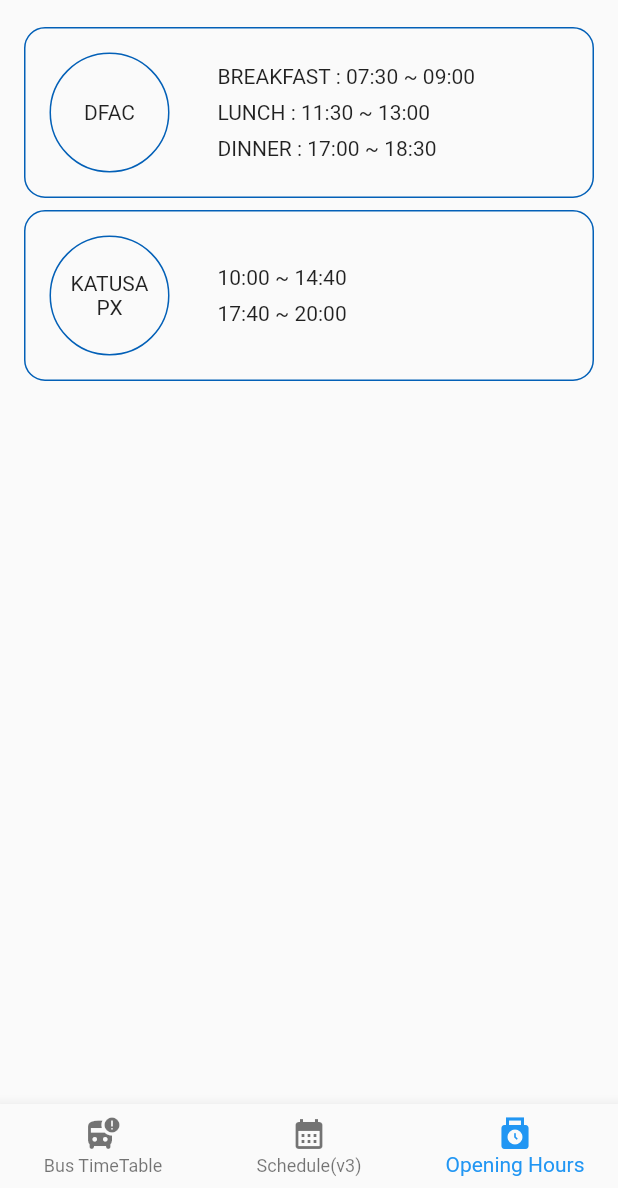
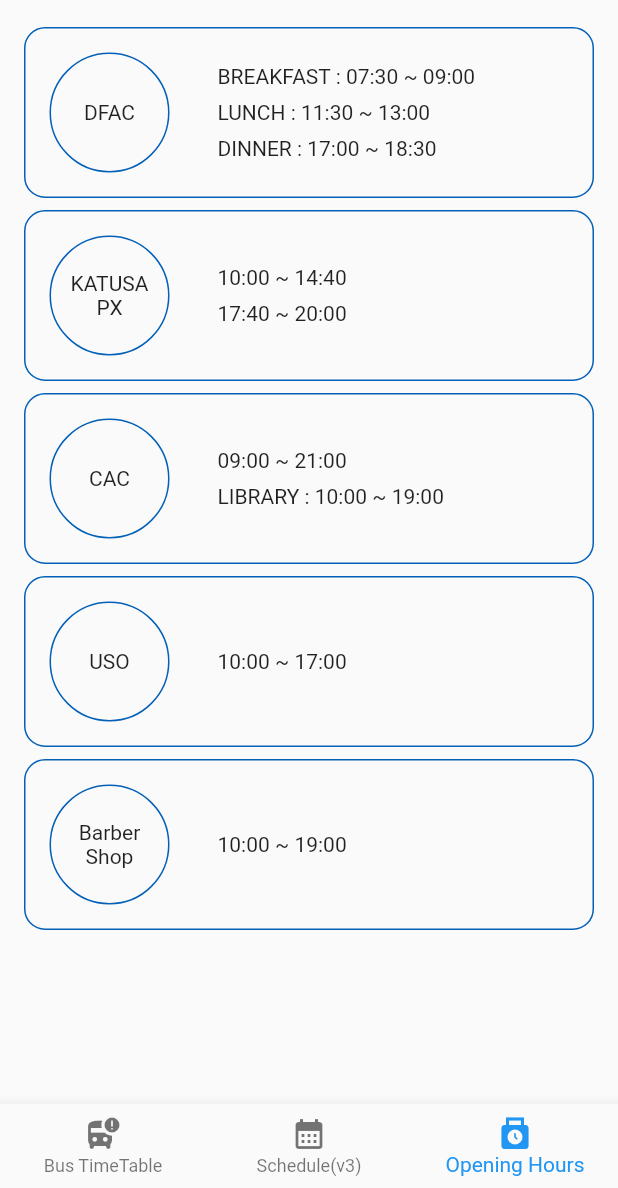
Before and after one commit to kohj1018/my_casey, a Flutter app: the screen it shows after launch, item 3 of the bottom bar chosen, on a phone screen of 412 x 824 dp, the part 48-1236 px from its top. Run offline on Flutter 3.47's test engine with Material 2 defaults, Android fonts, the phone set to English and light mode, and no system bars; our stand-ins replace easy_localization, shared_preferences, table_calendar.

Commit message:
[add] 운영 시간 추가

```diff
--- a/lib/component/opening_hours_card.dart
+++ b/lib/component/opening_hours_card.dart
@@ -18,22 +18,30 @@ class OpeningHoursCard extends StatelessWidget {
   @override
   Widget build(BuildContext context) {
     List<Widget> resultText = [];
+    String name = facilityType;
+
+    DateTime today = DateTime.now();
 
     switch (facilityType) {
       case 'DFAC':
-        resultText = (isWeekend ? [
+        if (isWeekend) {
+          resultText = [
             Text("BRUNCH : 09:30 ~ 13:00"),
             SizedBox(height: 8.0),
             Text("SUPPER : 17:00 ~ 18:30"),
-        ] : [
+          ];
+        } else{
+          resultText = [
             Text("BREAKFAST : 07:30 ~ 09:00"),
             SizedBox(height: 8.0),
             Text("LUNCH : 11:30 ~ 13:00"),
             SizedBox(height: 8.0),
             Text("DINNER : 17:00 ~ 18:30"),
-        ]);
+          ];
+        }
         break;
       case 'KATUSA PX':
+        name = "KATUSA\nPX";
         if (isWeekend) {
           resultText = [
             const Text(
@@ -42,9 +50,10 @@ class OpeningHoursCard extends StatelessWidget {
             )
           ];
         } else {
-          DateTime today = DateTime.now();
           if (today.day == DateTime.friday || isTomorrowWeekend) {
-            resultText = [Text("10:00 ~ 14:40")];
+            resultText = [
+              Text("10:00 ~ 14:40")
+            ];
           } else if (today.day == DateTime.wednesday) {
             resultText = [
               Text("11:00 ~ 12:00"),
@@ -58,6 +67,38 @@ class OpeningHoursCard extends StatelessWidget {
               Text("17:40 ~ 20:00"),
             ];
           }
+        }
+        break;
+      case 'Barber Shop':
+        name = "Barber\nShop";
+        resultText = [
+          Text("10:00 ~ 19:00")
+        ];
+        break;
+      case 'CAC':
+        if (today.day == DateTime.sunday) {
+          resultText = [
+            Text("10:00 ~ 19:00"),
+            SizedBox(height: 8.0),
+            Text("LIBRARY : CLOSED"),
+          ];
+        } else {
+          resultText = [
+            Text("09:00 ~ 21:00"),
+            SizedBox(height: 8.0),
+            Text("LIBRARY : 10:00 ~ 19:00"),
+          ];
+        }
+        break;
+      case 'USO':
+        if (today.day == DateTime.saturday || today.day == DateTime.sunday) {
+          resultText = [
+            Text("09:00 ~ 18:00")
+          ];
+        } else {
+          resultText = [
+            Text("10:00 ~ 17:00")
+          ];
         }
         break;
     }
@@ -97,7 +138,7 @@ class OpeningHoursCard extends StatelessWidget {
                   ),
                   child: Center(
                     child: Text(
-                      (facilityType == "KATUSA PX" ? "KATUSA\nPX" : facilityType),
+                      name,
                       textAlign: TextAlign.center,
                     ),
                   ),
--- a/lib/screen/opening_hours_screen.dart
+++ b/lib/screen/opening_hours_screen.dart
@@ -53,6 +53,24 @@ class _OpeningHoursScreenState extends State<OpeningHoursScreen> {
               isWeekend: isWeekend,
               isTomorrowWeekend: isNextDayWeekend,
             ),
+            const SizedBox(height: 8.0),
+            OpeningHoursCard(
+              facilityType: "CAC",
+              isWeekend: isWeekend,
+              isTomorrowWeekend: isNextDayWeekend,
+            ),
+            const SizedBox(height: 8.0),
+            OpeningHoursCard(
+              facilityType: "USO",
+              isWeekend: isWeekend,
+              isTomorrowWeekend: isNextDayWeekend,
+            ),
+            const SizedBox(height: 8.0),
+            OpeningHoursCard(
+              facilityType: "Barber Shop",
+              isWeekend: isWeekend,
+              isTomorrowWeekend: isNextDayWeekend,
+            ),
           ],
         ),
       ),
```
Lines whose indentation alone changed are shown as unchanged.
